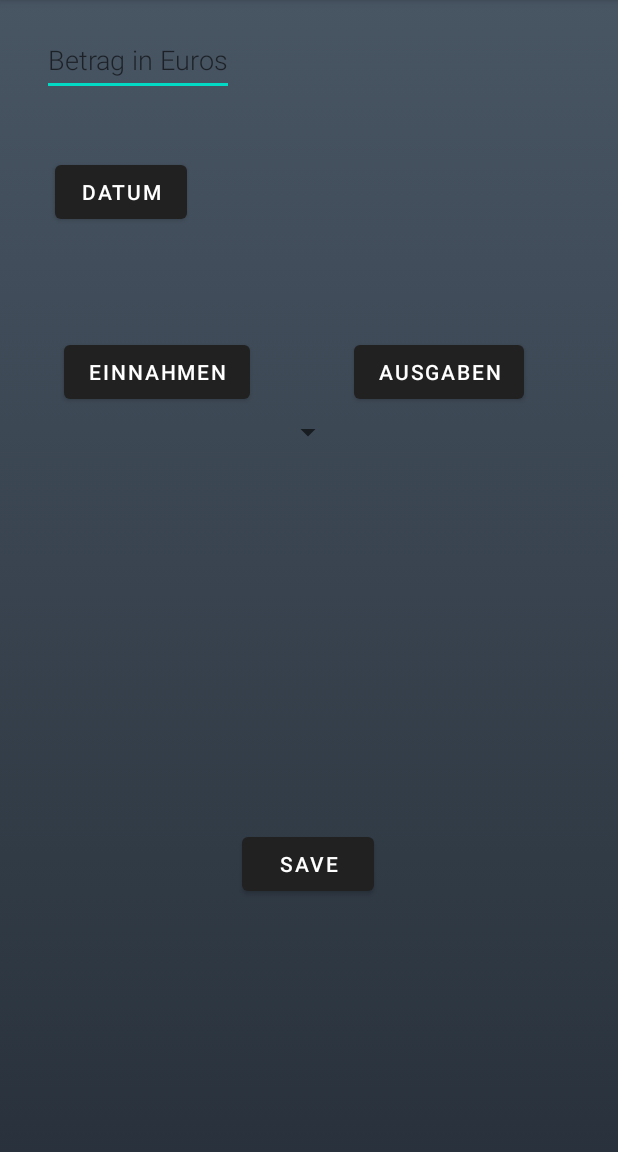
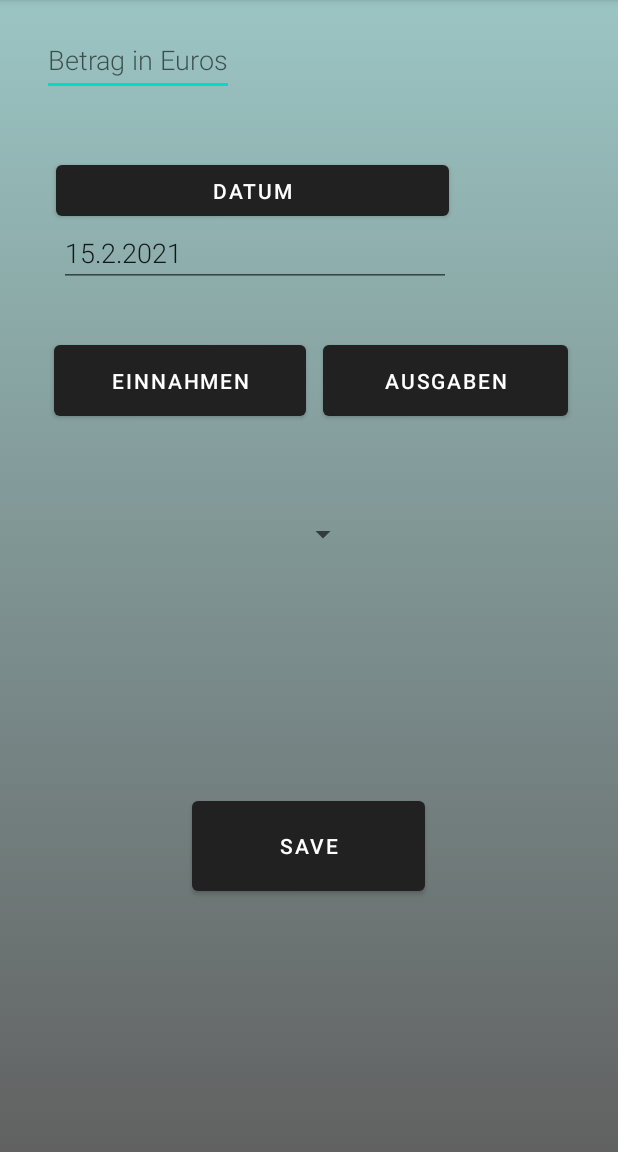
Before and after one commit to LucaM24/FinanceLast, an Android app: the screen it shows after launch (NeuerEintragActivity), after a tap on "Add", on a phone screen of 412 x 824 dp, the part 84-1236 px from its top. Run offline under Robolectric (Android 15) with nearby library versions, the phone set to English and light mode, and no system bars; our stand-ins replace Room's generated code.

```diff
--- a/app/src/main/java/com/example/finanzenroom/Transaction.kt
+++ b/app/src/main/java/com/example/finanzenroom/Transaction.kt
@@ -1,5 +1,6 @@
 package com.example.finanzenroom
 
+import android.text.InputFilter
 import androidx.room.Entity
 import androidx.room.PrimaryKey
 
--- a/app/src/main/java/com/example/finanzenroom/TransactionListAdapter.kt
+++ b/app/src/main/java/com/example/finanzenroom/TransactionListAdapter.kt
@@ -19,7 +19,7 @@ class TransactionListAdapter : ListAdapter<Transaction, TransactionListAdapter.T
         val current = getItem(position)
         var stringID = current._id.toString()
 
-        holder.bind("" + current._bet + " €           " + current._art + "          " + current._kat + "\n" + current._tag.toString() + "." + current._mon.toString() + "." + current._jahr + "                   " + "ID: " + current._id) // Edit hier um Anzeige zu ändern
+        holder.bind("" +current._bet+ " €         " +current._kat+"\n" + current._tag.toString() + "." + current._mon.toString() + "." + current._jahr + "                            " + "ID: " + current._id) // Edit hier um Anzeige zu ändern
     }
 
     class TransactionViewHolder(itemView: View) : RecyclerView.ViewHolder(itemView) {
--- a/app/src/main/res/drawable/gradient_background.xml
+++ b/app/src/main/res/drawable/gradient_background.xml
@@ -1,6 +1,6 @@
 <?xml version="1.0" encoding="utf-8"?>
 <selector xmlns:android="http://schemas.android.com/apk/res/android">
-    <item>
+    <!--<item>
         <shape>
             <gradient
                 android:angle="90"
@@ -8,5 +8,16 @@
                 android:endColor="#485563"
                 android:type="linear"/>
         </shape>
+    </item>-->
+
+    <item>
+        <shape>
+            <gradient
+                android:angle="90"
+                android:startColor="#616161"
+                android:endColor="#9bc5c3"
+                android:type="linear"/>
+        </shape>
     </item>
+
 </selector>
--- a/app/src/main/res/layout/activity_neuer_eintrag.xml
+++ b/app/src/main/res/layout/activity_neuer_eintrag.xml
@@ -50,8 +50,8 @@
 
     <Button
         android:id="@+id/button_einnahme"
-        android:layout_width="wrap_content"
-        android:layout_height="wrap_content"
+        android:layout_width="168dp"
+        android:layout_height="59dp"
 
         android:layout_marginTop="224dp"
         android:text="@string/buttonEinnahmen"
@@ -63,55 +63,55 @@
 
     <Button
         android:id="@+id/button_ausgabe"
-        android:layout_width="wrap_content"
-        android:layout_height="wrap_content"
+        android:layout_width="163dp"
+        android:layout_height="59dp"
 
         android:layout_marginTop="224dp"
         android:text="@string/buttonAusgaben"
         android:textColor="@color/buttonLabel"
         app:layout_constraintEnd_toEndOf="parent"
-        app:layout_constraintHorizontal_bias="0.79"
+        app:layout_constraintHorizontal_bias="0.866"
         app:layout_constraintStart_toStartOf="parent"
         app:layout_constraintTop_toTopOf="parent" />
 
     <Spinner
         android:id="@+id/kategorien_spinner"
-        android:layout_width="wrap_content"
-        android:layout_height="wrap_content"
-        android:layout_marginBottom="468dp"
+        android:layout_width="202dp"
+        android:layout_height="24dp"
+        android:layout_marginBottom="400dp"
         app:layout_constraintBottom_toBottomOf="parent"
         app:layout_constraintEnd_toEndOf="parent"
-        app:layout_constraintHorizontal_bias="0.498"
+        app:layout_constraintHorizontal_bias="0.177"
         app:layout_constraintStart_toStartOf="parent" />
 
     <EditText
         android:id="@+id/textView4"
-        android:layout_width="wrap_content"
-        android:layout_height="wrap_content"
-        android:layout_marginTop="104dp"
+        android:layout_width="261dp"
+        android:layout_height="43dp"
+        android:layout_marginTop="148dp"
         android:fontFamily="sans-serif-light"
         android:hint="Datum"
         android:textSize="18sp"
         app:layout_constraintEnd_toEndOf="parent"
-        app:layout_constraintHorizontal_bias="0.105"
+        app:layout_constraintHorizontal_bias="0.262"
         app:layout_constraintStart_toStartOf="parent"
         app:layout_constraintTop_toTopOf="parent" />
 
     <Button
         android:id="@+id/pickDateBtn"
-        android:layout_width="wrap_content"
-        android:layout_height="wrap_content"
+        android:layout_width="262dp"
+        android:layout_height="46dp"
         android:layout_marginTop="104dp"
         android:text="@string/hint_date"
         app:layout_constraintEnd_toEndOf="parent"
-        app:layout_constraintHorizontal_bias="0.114"
+        app:layout_constraintHorizontal_bias="0.248"
         app:layout_constraintStart_toStartOf="parent"
         app:layout_constraintTop_toTopOf="parent" />
 
     <Button
         android:id="@+id/button_save"
-        android:layout_width="wrap_content"
-        android:layout_height="wrap_content"
+        android:layout_width="155dp"
+        android:layout_height="72dp"
 
         android:layout_marginBottom="168dp"
         android:text="@string/button_save"
--- a/app/src/main/res/layout/recyclerview_item.xml
+++ b/app/src/main/res/layout/recyclerview_item.xml
@@ -8,6 +8,7 @@
         android:id="@+id/textView"
         style="@style/word_title"
         android:layout_width="match_parent"
-        android:layout_height="wrap_content"
-        android:background="@drawable/gradient_recyclerview" />
+        android:layout_height="match_parent"
+        android:background="@android:color/transparent" />
+
 </LinearLayout>
```
